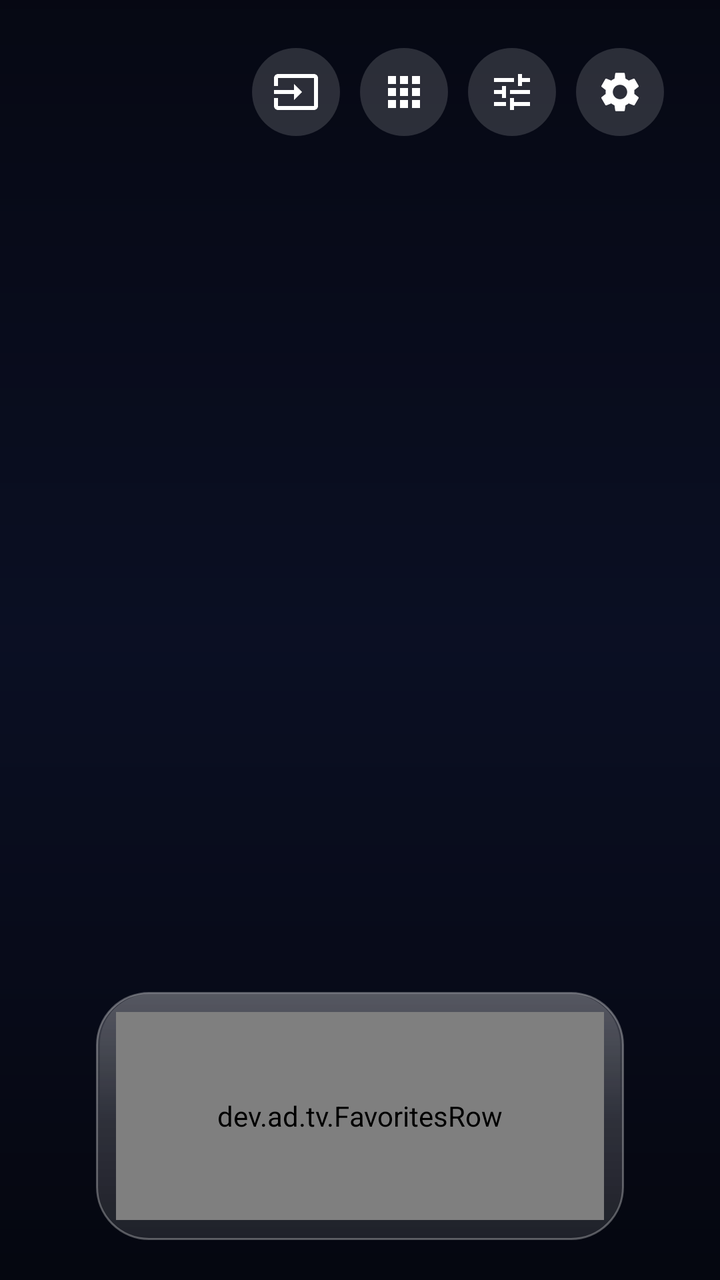
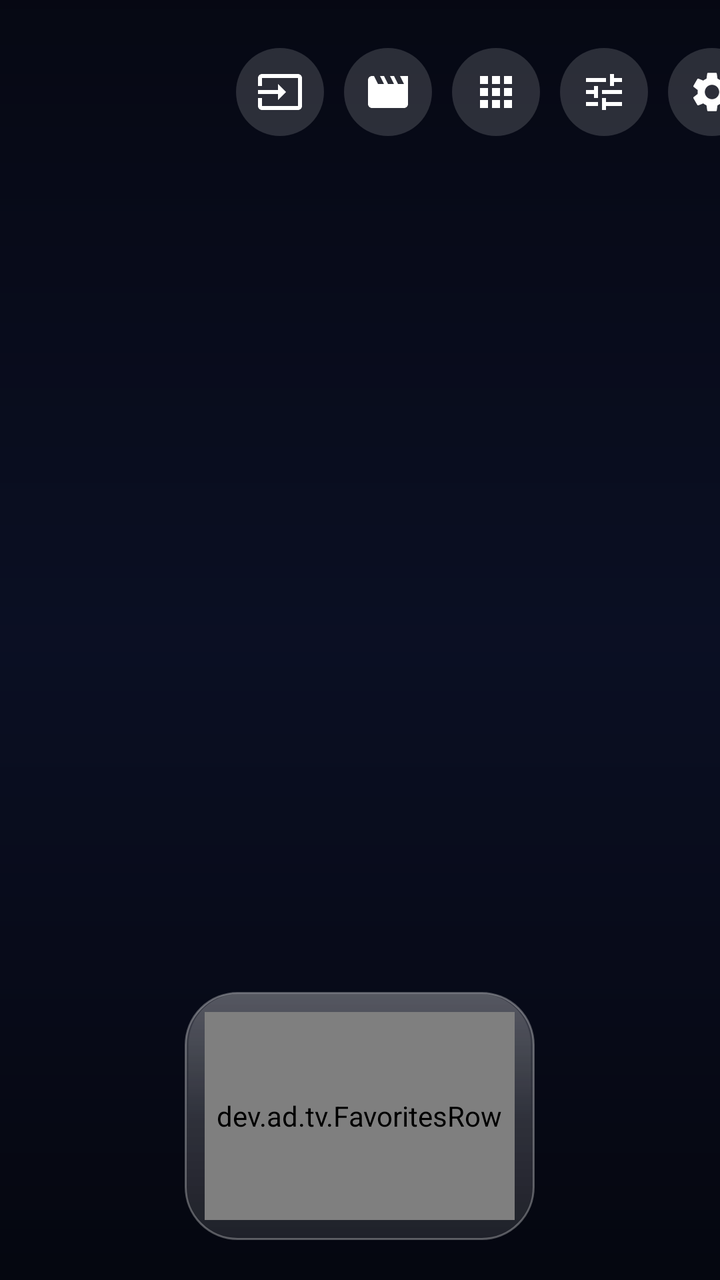

The first picture is an Android layout as it rendered before a commit; the second is the same layout after the commit. The layout source and the unified diff follow.
<!-- AndroidManifest.xml: application theme Theme.Home -->
<!-- res/layout/activity_home.xml -->
<?xml version="1.0" encoding="utf-8"?>
<FrameLayout xmlns:android="http://schemas.android.com/apk/res/android"
    android:id="@+id/root"
    android:layout_width="match_parent"
    android:layout_height="match_parent">

    <FrameLayout
        android:id="@+id/bgVideo"
        android:layout_width="match_parent"
        android:layout_height="match_parent" />

    <View
        android:layout_width="match_parent"
        android:layout_height="match_parent"
        android:background="@drawable/scrim" />

    <LinearLayout
        android:layout_width="match_parent"
        android:layout_height="match_parent"
        android:clipChildren="false"
        android:clipToPadding="false"
        android:orientation="vertical"
        android:paddingStart="48dp"
        android:paddingTop="24dp"
        android:paddingEnd="48dp"
        android:paddingBottom="20dp">

        <Space
            android:id="@+id/headerSpacer"
            android:layout_width="match_parent"
            android:layout_height="0dp"
            android:layout_weight="0"
            android:visibility="gone" />

        <LinearLayout
            android:id="@+id/header"
            android:layout_width="match_parent"
            android:layout_height="wrap_content"
            android:baselineAligned="false"
            android:orientation="horizontal">

            <LinearLayout
                android:layout_width="wrap_content"
                android:layout_height="wrap_content"
                android:orientation="vertical">

                <TextView
                    android:id="@+id/clock"
                    style="@style/Text.Clock"
                    android:layout_width="wrap_content"
                    android:layout_height="wrap_content" />

                <TextView
                    android:id="@+id/date"
                    style="@style/Text.Secondary"
                    android:layout_width="wrap_content"
                    android:layout_height="wrap_content"
                    android:layout_marginStart="4dp" />
            </LinearLayout>

            <LinearLayout
                android:id="@+id/weatherBox"
                android:layout_width="wrap_content"
                android:layout_height="wrap_content"
                android:layout_marginStart="40dp"
                android:orientation="vertical"
                android:visibility="invisible">

                <LinearLayout
                    android:layout_width="wrap_content"
                    android:layout_height="wrap_content"
                    android:gravity="center_vertical"
                    android:orientation="horizontal">

                    <TextView
                        android:id="@+id/weatherIcon"
                        android:layout_width="wrap_content"
                        android:layout_height="wrap_content"
                        android:includeFontPadding="false"
                        android:textSize="44sp" />

                    <TextView
                        android:id="@+id/weatherTemp"
                        style="@style/Text.Temp"
                        android:layout_width="wrap_content"
                        android:layout_height="wrap_content"
                        android:layout_marginStart="10dp" />

                    <LinearLayout
                        android:layout_width="wrap_content"
                        android:layout_height="wrap_content"
                        android:layout_marginStart="14dp"
                        android:orientation="vertical">

                        <TextView
                            android:id="@+id/weatherFeels"
                            style="@style/Text.Weather"
                            android:layout_width="wrap_content"
                            android:layout_height="wrap_content" />

                        <TextView
                            android:id="@+id/weatherToday"
                            style="@style/Text.Weather"
                            android:layout_width="wrap_content"
                            android:layout_height="wrap_content" />
                    </LinearLayout>
                </LinearLayout>

                <LinearLayout
                    android:id="@+id/forecast"
                    android:layout_width="wrap_content"
                    android:layout_height="wrap_content"
                    android:layout_marginTop="10dp"
                    android:orientation="horizontal" />

            </LinearLayout>

            <Space
                android:layout_width="0dp"
                android:layout_height="1dp"
                android:layout_weight="1" />

            <LinearLayout
                android:layout_width="wrap_content"
                android:layout_height="wrap_content"
                android:gravity="end"
                android:orientation="vertical">

                <LinearLayout
                    android:id="@+id/topButtons"
                    android:layout_width="wrap_content"
                    android:layout_height="wrap_content"
                    android:orientation="horizontal">

                    <ImageButton
                        android:id="@+id/btnInputs"
                        style="@style/TopButton"
                        android:contentDescription="@string/inputs"
                        android:src="@drawable/ic_input" />

                    <ImageButton
                        android:id="@+id/btnApps"
                        style="@style/TopButton"
                        android:contentDescription="@string/all_apps"
                        android:src="@drawable/ic_apps" />

                    <ImageButton
                        android:id="@+id/btnAppSettings"
                        style="@style/TopButton"
                        android:contentDescription="@string/settings_title"
                        android:src="@drawable/ic_tune" />

                    <ImageButton
                        android:id="@+id/btnTvSettings"
                        style="@style/TopButton"
                        android:contentDescription="@string/tv_settings"
                        android:src="@drawable/ic_settings" />
                </LinearLayout>

                <TextView
                    android:id="@+id/topLabel"
                    style="@style/Text.Small"
                    android:layout_width="wrap_content"
                    android:layout_height="wrap_content"
                    android:layout_marginTop="4dp"
                    android:layout_marginEnd="6dp"
                    android:visibility="invisible" />
            </LinearLayout>
        </LinearLayout>

        <Space
            android:layout_width="match_parent"
            android:layout_height="0dp"
            android:layout_weight="1" />

        <LinearLayout
            android:id="@+id/feedBox"
            android:layout_width="match_parent"
            android:layout_height="wrap_content"
            android:clipChildren="false"
            android:clipToPadding="false"
            android:orientation="vertical"
            android:visibility="gone">

            
            <dev.ad.tv.FeedRow
                android:id="@+id/feedList"
                android:layout_width="match_parent"
                android:layout_height="186dp"
                android:layout_marginStart="-48dp"
                android:layout_marginEnd="-48dp"
                android:clipChildren="false"
                android:clipToPadding="false"
                android:paddingStart="48dp"
                android:paddingTop="8dp"
                android:paddingEnd="48dp"
                android:paddingBottom="8dp"
                android:requiresFadingEdge="none"
                android:scrollbars="none" />

            <TextView
                android:id="@+id/feedCaption"
                style="@style/Text.Caption"
                android:layout_width="match_parent"
                android:layout_height="wrap_content"
                android:layout_marginTop="2dp"
                android:ellipsize="end"
                android:maxLines="1" />
        </LinearLayout>

        <FrameLayout
            android:id="@+id/favPanel"
            android:layout_width="match_parent"
            android:layout_height="wrap_content"
            android:layout_marginTop="14dp"
            android:background="@drawable/glass"
            android:clipChildren="false"
            android:clipToPadding="false"
            android:padding="10dp">

            <dev.ad.tv.FavoritesRow
                android:id="@+id/favList"
                android:layout_width="match_parent"
                android:layout_height="104dp"
                android:clipChildren="false"
                android:clipToPadding="false"
                android:paddingStart="6dp"
                android:paddingTop="7dp"
                android:paddingEnd="6dp"
                android:paddingBottom="7dp"
                android:requiresFadingEdge="none"
                android:scrollbars="none" />
        </FrameLayout>
    </LinearLayout>
</FrameLayout>
<!-- resources referenced by this layout -->
<resources>
  <!-- drawable ic_tune (drawable) -->
  <?xml version="1.0" encoding="utf-8"?>
  <vector xmlns:android="http://schemas.android.com/apk/res/android"
      android:width="24dp"
      android:height="24dp"
      android:viewportWidth="24"
      android:viewportHeight="24">
      <path
          android:fillColor="#FFFFFFFF"
          android:pathData="M3,17v2h6v-2L3,17zM3,5v2h10L13,5L3,5zM13,21v-2h8v-2h-8v-2h-2v6h2zM7,9v2L3,11v2h4v2h2L9,9L7,9zM21,13v-2L11,11v2h10zM15,9h2L17,7h4L21,5h-4L17,3h-2v6z" />
  </vector>
  <!-- drawable scrim (drawable) -->
  <?xml version="1.0" encoding="utf-8"?>
  <shape xmlns:android="http://schemas.android.com/apk/res/android">
      <gradient
          android:angle="270"
          android:centerColor="#14000000"
          android:endColor="#99000000"
          android:startColor="#80000000" />
  </shape>
  <string name="all_apps">All apps</string>
  <string name="inputs">Inputs</string>
  <string name="settings_title">TV Home settings</string>
  <string name="tv_settings">TV settings</string>
  <style name="Text.Caption">
          <item name="android:textSize">16sp</item>
          <item name="android:fontFamily">sans-serif-medium</item>
      </style>
  <style name="Text.Clock">
          <item name="android:textSize">120sp</item>
          <item name="android:fontFamily">sans-serif-light</item>
          <item name="android:includeFontPadding">false</item>
          <item name="android:letterSpacing">-0.02</item>
      </style>
  <style name="Text.Secondary">
          <item name="android:textSize">20sp</item>
          <item name="android:textColor">@color/text_secondary</item>
      </style>
  <style name="Text.Small">
          <item name="android:textSize">14sp</item>
          <item name="android:textColor">@color/text_secondary</item>
      </style>
  <style name="Text.Temp">
          <item name="android:textSize">52sp</item>
          <item name="android:fontFamily">sans-serif-light</item>
          <item name="android:includeFontPadding">false</item>
      </style>
  <style name="Text.Weather">
          <item name="android:textSize">17sp</item>
          <item name="android:textColor">@color/text_secondary</item>
      </style>
  <style name="Theme.Home" parent="android:Theme.DeviceDefault.NoActionBar">
          <item name="android:windowBackground">@color/screen</item>
          <item name="android:windowDisablePreview">false</item>
          <item name="android:colorAccent">#FFFFFFFF</item>
          <item name="android:defaultFocusHighlightEnabled">false</item>
          <item name="android:alertDialogTheme">@style/Theme.Dialog</item>
      </style>
  <color name="text_secondary">#CCFFFFFF</color>
  <!-- drawable top_button_bg (drawable) -->
  <?xml version="1.0" encoding="utf-8"?>
  <selector xmlns:android="http://schemas.android.com/apk/res/android">
      <item android:state_focused="true">
          <shape android:shape="oval">
              <solid android:color="#FFFFFFFF" />
          </shape>
      </item>
      <item>
          <shape android:shape="oval">
              <solid android:color="#26FFFFFF" />
          </shape>
      </item>
  </selector>
  <color name="screen">#FF0B1026</color>
  <style name="Theme.Dialog" parent="android:Theme.DeviceDefault.Dialog.Alert">
          <item name="android:colorAccent">#FF8AB4F8</item>
      </style>
  <!-- unchanged entries left out for length: 5 -->
</resources>

<!-- the commit's change to res/layout/activity_home.xml (unified diff, before → after) -->
@@ -25,13 +25,6 @@
         android:paddingEnd="48dp"
         android:paddingBottom="20dp">
 
-        <Space
-            android:id="@+id/headerSpacer"
-            android:layout_width="match_parent"
-            android:layout_height="0dp"
-            android:layout_weight="0"
-            android:visibility="gone" />
-
         <LinearLayout
             android:id="@+id/header"
             android:layout_width="match_parent"
@@ -55,14 +48,17 @@
                     style="@style/Text.Secondary"
                     android:layout_width="wrap_content"
                     android:layout_height="wrap_content"
-                    android:layout_marginStart="4dp" />
+                    android:layout_marginStart="4dp"
+                    android:textSize="18sp" />
             </LinearLayout>
 
             <LinearLayout
                 android:id="@+id/weatherBox"
-                android:layout_width="wrap_content"
+                android:layout_width="0dp"
                 android:layout_height="wrap_content"
                 android:layout_marginStart="40dp"
+                android:layout_marginEnd="16dp"
+                android:layout_weight="1"
                 android:orientation="vertical"
                 android:visibility="invisible">
 
@@ -96,17 +92,21 @@
                             android:id="@+id/weatherFeels"
                             style="@style/Text.Weather"
                             android:layout_width="wrap_content"
-                            android:layout_height="wrap_content" />
+                            android:layout_height="wrap_content"
+                            android:ellipsize="end"
+                            android:maxLines="1" />
 
                         <TextView
                             android:id="@+id/weatherToday"
                             style="@style/Text.Weather"
                             android:layout_width="wrap_content"
-                            android:layout_height="wrap_content" />
+                            android:layout_height="wrap_content"
+                            android:ellipsize="end"
+                            android:maxLines="1" />
                     </LinearLayout>
                 </LinearLayout>
 
-                <LinearLayout
+                <dev.ad.tv.FitRow
                     android:id="@+id/forecast"
                     android:layout_width="wrap_content"
                     android:layout_height="wrap_content"
@@ -115,12 +115,8 @@
 
             </LinearLayout>
 
-            <Space
-                android:layout_width="0dp"
-                android:layout_height="1dp"
-                android:layout_weight="1" />
-
             <LinearLayout
+                android:id="@+id/topBar"
                 android:layout_width="wrap_content"
                 android:layout_height="wrap_content"
                 android:gravity="end"
@@ -137,6 +133,12 @@
                         style="@style/TopButton"
                         android:contentDescription="@string/inputs"
                         android:src="@drawable/ic_input" />
+
+                    <ImageButton
+                        android:id="@+id/btnFeed"
+                        style="@style/TopButton"
+                        android:contentDescription="@string/feed"
+                        android:src="@drawable/ic_movie" />
 
                     <ImageButton
                         android:id="@+id/btnApps"
@@ -210,8 +212,9 @@
 
         <FrameLayout
             android:id="@+id/favPanel"
-            android:layout_width="match_parent"
+            android:layout_width="wrap_content"
             android:layout_height="wrap_content"
+            android:layout_gravity="center_horizontal"
             android:layout_marginTop="14dp"
             android:background="@drawable/glass"
             android:clipChildren="false"
@@ -220,9 +223,8 @@
 
             <dev.ad.tv.FavoritesRow
                 android:id="@+id/favList"
-                android:layout_width="match_parent"
+                android:layout_width="wrap_content"
                 android:layout_height="104dp"
-                android:clipChildren="false"
                 android:clipToPadding="false"
                 android:paddingStart="6dp"
                 android:paddingTop="7dp"
<!-- resource entries referenced after the edit -->
@@ -1,5 +1,16 @@
 <!-- resources referenced by this layout -->
 <resources>
+  <!-- drawable ic_movie (drawable) -->
+  <?xml version="1.0" encoding="utf-8"?>
+  <vector xmlns:android="http://schemas.android.com/apk/res/android"
+      android:width="24dp"
+      android:height="24dp"
+      android:viewportWidth="24"
+      android:viewportHeight="24">
+      <path
+          android:fillColor="#FFFFFFFF"
+          android:pathData="M18,4l2,4h-3l-2,-4h-2l2,4h-3l-2,-4H8l2,4H7L5,4H4c-1.1,0 -1.99,0.9 -1.99,2L2,18c0,1.1 0.9,2 2,2h16c1.1,0 2,-0.9 2,-2V4h-4z" />
+  </vector>
   <!-- drawable ic_tune (drawable) -->
   <?xml version="1.0" encoding="utf-8"?>
   <vector xmlns:android="http://schemas.android.com/apk/res/android"
@@ -21,6 +32,7 @@
           android:startColor="#80000000" />
   </shape>
   <string name="all_apps">All apps</string>
+  <string name="feed">Movie feed</string>
   <string name="inputs">Inputs</string>
   <string name="settings_title">TV Home settings</string>
   <string name="tv_settings">TV settings</string>
@@ -29,7 +41,7 @@
           <item name="android:fontFamily">sans-serif-medium</item>
       </style>
   <style name="Text.Clock">
-          <item name="android:textSize">120sp</item>
+          <item name="android:textSize">76sp</item>
           <item name="android:fontFamily">sans-serif-light</item>
           <item name="android:includeFontPadding">false</item>
           <item name="android:letterSpacing">-0.02</item>
